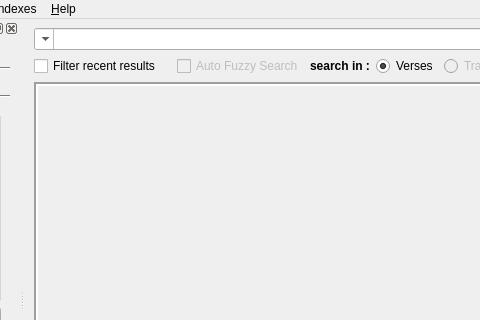
Above: src/alfanous-desktop/UI/mainform.ui from Alfanous-team/alfanous before the change; both pictures show x 182 to 662 and y 0 to 320 of the 1422 by 580 pixel window. Below: the same form after it.
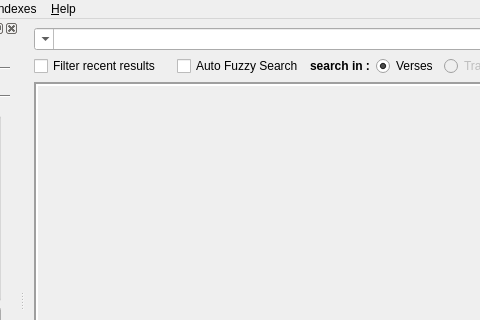
That is the form after the change. Icons and pictures are not drawn.

Commit message: Fuzzy Search in Desktop Version

The edit to the form file:
```diff
--- a/src/alfanous-desktop/UI/mainform.ui
+++ b/src/alfanous-desktop/UI/mainform.ui
@@ -190,7 +190,7 @@
       <item>
        <widget class="QCheckBox" name="o_autospell">
         <property name="enabled">
-         <bool>false</bool>
+         <bool>true</bool>
         </property>
         <property name="text">
          <string>Auto Fuzzy Search</string>
```
Left out of the diff: 36 changed lines with no effect on the pictures. The commit also changes 2 other files.
